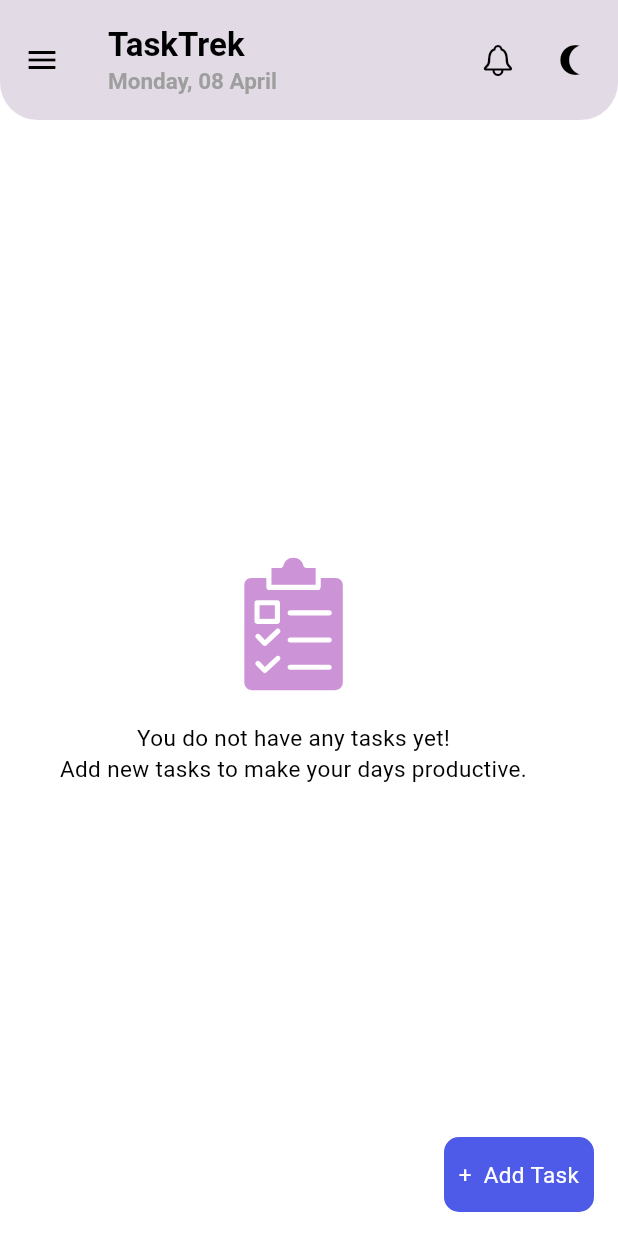
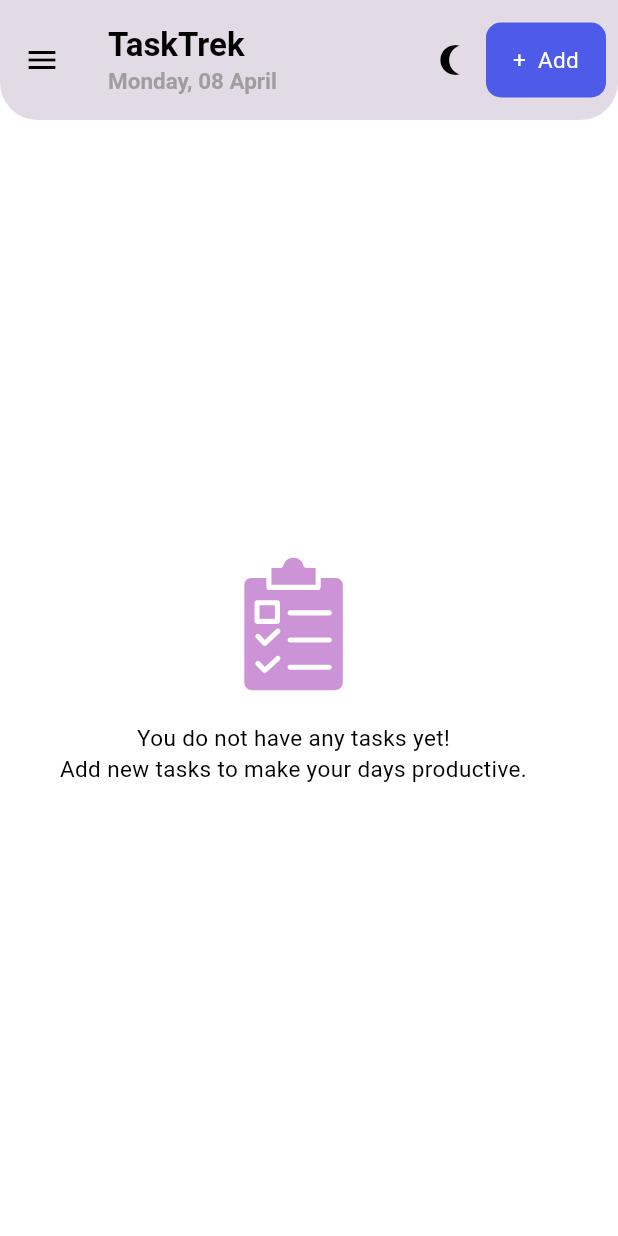
Before and after one commit to Rishivachhani2003/TaskTrek-To-do-list-and-reminder, a Flutter app: the HomeScreen screen opened directly, on a phone screen of 412 x 824 dp. Run offline on Flutter 3.47's test engine with Material 3 defaults, Android fonts, the phone set to English and light mode, and no system bars; our stand-ins replace cloud_firestore, dropdown_button2, firebase_auth, firebase_core, flutter_profile_picture, flutter_slidable and 6 more; accounts and stored records are empty; network calls fail.

Commit message:
ad intigrate comment

```diff
--- a/lib/consts/constants.dart
+++ b/lib/consts/constants.dart
@@ -1,12 +1,12 @@
 import 'package:flutter/material.dart';
-import 'package:flutter_local_notifications/flutter_local_notifications.dart';
+// import 'package:flutter_local_notifications/flutter_local_notifications.dart';
 import 'package:fluttertoast/fluttertoast.dart';
 
 const userCollection = "users";
 const todoCollection = "todo";
 
-final FlutterLocalNotificationsPlugin flutterLocalNotificationsPlugin =
-    FlutterLocalNotificationsPlugin();
+// final FlutterLocalNotificationsPlugin flutterLocalNotificationsPlugin =
+//     FlutterLocalNotificationsPlugin();
 
 bool notify = true;
 
--- a/lib/screens/home_screen.dart
+++ b/lib/screens/home_screen.dart
@@ -40,19 +40,20 @@ class _HomeScreenState extends State<HomeScreen> {
   void initState() {
     _bannerAd = BannerAd(
       size: AdSize.banner,
-      // adUnitId: 'ca-app-pub-6091503707312070/7924460505', //4 not deployed
-      // adUnitId: 'ca-app-pub-6091503707312070/2374758537',
-
+      //4 not deployed
+      // adUnitId: 'ca-app-pub-6091503707312070/7924460505',
       /// 3
-      adUnitId: 'ca-app-pub-6091503707312070/2143658399',
+      adUnitId: 'ca-app-pub-6091503707312070/2374758537',
 
       ///2
+      // adUnitId: 'ca-app-pub-6091503707312070/2143658399',
+
+      /// 1
       // adUnitId: 'ca-app-pub-6091503707312070/1559466355',
 
-      /// 1
+      /// test unit id
       // adUnitId: 'ca-app-pub-3940256099942544/9214589741',
 
-      /// test unit id
       listener: BannerAdListener(
         onAdLoaded: (ad) {
           setState(() {
@@ -62,7 +63,8 @@ class _HomeScreenState extends State<HomeScreen> {
         onAdFailedToLoad: (ad, error) {
           ad.dispose();
           isBannerLoaded = false;
-          toast(error.toString(), Get.isDarkMode);
+          print(error.toString());
+          // toast(error.toString(), Get.isDarkMode);
         },
       ),
       request: AdRequest(),
@@ -163,14 +165,8 @@ class _HomeScreenState extends State<HomeScreen> {
           Padding(
             padding: const EdgeInsets.all(8.0),
             child: Row(
+              mainAxisAlignment: MainAxisAlignment.spaceBetween,
               children: [
-                IconButton(
-                  onPressed: () {},
-                  icon: Icon(
-                    CupertinoIcons.bell,
-                    color: Get.isDarkMode ? Colors.white : Colors.black,
-                  ),
-                ),
                 IconButton(
                   onPressed: () {
                     ThemeServices().switchTheme();
@@ -181,6 +177,29 @@ class _HomeScreenState extends State<HomeScreen> {
                         : Icons.nightlight_round_outlined,
                     size: 24,
                     color: Get.isDarkMode ? Colors.white : Colors.black,
+                  ),
+                ),
+                GestureDetector(
+                  onTap: () {
+                    Navigator.push(context,
+                        MaterialPageRoute(builder: (c) => NewTaskScreen()));
+                  },
+                  child: Container(
+                    alignment: Alignment.center,
+                    width: 80,
+                    height: 50,
+                    decoration: BoxDecoration(
+                      borderRadius: BorderRadius.circular(10),
+                      color: Color(0xFF4e5ae8),
+                    ),
+                    child: Text(
+                      '+  Add',
+                      style: const TextStyle(
+                        color: Colors.white,
+                        fontSize: 15,
+                      ),
+                      textAlign: TextAlign.center,
+                    ),
                   ),
                 ),
               ],
@@ -244,6 +263,7 @@ class _HomeScreenState extends State<HomeScreen> {
             );
           } else {
             return Column(
+              mainAxisAlignment: MainAxisAlignment.spaceBetween,
               children: [
                 Expanded(
                   child: ListView.builder(
@@ -312,6 +332,7 @@ class _HomeScreenState extends State<HomeScreen> {
                         position: index,
                         duration: const Duration(milliseconds: 1375),
                         child: SlideAnimation(
+                          horizontalOffset: 300,
                           child: FadeInAnimation(
                             child: Padding(
                               padding: EdgeInsets.only(
@@ -321,7 +342,6 @@ class _HomeScreenState extends State<HomeScreen> {
                                   motion: StretchMotion(),
                                   children: [
                                     SlidableAction(
-                                      autoClose: false,
                                       onPressed: (context) async {
                                         final shouldDelete =
                                             await showDeleteNoteDialog(context);
@@ -485,17 +505,15 @@ class _HomeScreenState extends State<HomeScreen> {
                     },
                   ),
                 ),
-                // Expanded(
-                //   child: isBannerLoaded == true
-                //       ? Container(
-                //           height: _bannerAd!.size.height.toDouble(),
-                //           width: _bannerAd!.size.width.toDouble(),
-                //           child: AdWidget(
-                //             ad: _bannerAd!,
-                //           ),
-                //         )
-                //       : Container(),
-                // ),
+                isBannerLoaded == true
+                    ? Container(
+                        height: _bannerAd!.size.height.toDouble() * 2,
+                        width: _bannerAd!.size.width.toDouble(),
+                        child: AdWidget(
+                          ad: _bannerAd!,
+                        ),
+                      )
+                    : Container(),
               ],
             );
           }
@@ -505,33 +523,40 @@ class _HomeScreenState extends State<HomeScreen> {
       //     ? SizedBox(
       //         height: 80,
       //         child: AdWidget(
-      //           ad: bannerAd,
+      //           ad: _bannerAd!,
       //         ),
       //       )
-      //     : Container(),
-      floatingActionButton: GestureDetector(
-        onTap: () {
-          Navigator.push(
-              context, MaterialPageRoute(builder: (c) => NewTaskScreen()));
-        },
-        child: Container(
-          alignment: Alignment.center,
-          width: 100,
-          height: 50,
-          decoration: BoxDecoration(
-            borderRadius: BorderRadius.circular(10),
-            color: Color(0xFF4e5ae8),
-          ),
-          child: Text(
-            '+  Add Task',
-            style: const TextStyle(
-              color: Colors.white,
-              fontSize: 15,
-            ),
-            textAlign: TextAlign.center,
-          ),
-        ),
-      ),
+      // ? Container(
+      // height: _bannerAd!.size.height.toDouble(),
+      // width: _bannerAd!.size.width.toDouble(),
+      // child: AdWidget(
+      // ad: _bannerAd!,
+      // ),
+      // )
+      // : Container(),
+      // floatingActionButton: GestureDetector(
+      //   onTap: () {
+      //     Navigator.push(
+      //         context, MaterialPageRoute(builder: (c) => NewTaskScreen()));
+      //   },
+      //   child: Container(
+      //     alignment: Alignment.center,
+      //     width: 100,
+      //     height: 50,
+      //     decoration: BoxDecoration(
+      //       borderRadius: BorderRadius.circular(10),
+      //       color: Color(0xFF4e5ae8),
+      //     ),
+      //     child: Text(
+      //       '+  Add Task',
+      //       style: const TextStyle(
+      //         color: Colors.white,
+      //         fontSize: 15,
+      //       ),
+      //       textAlign: TextAlign.center,
+      //     ),
+      //   ),
+      // ),
     );
   }
 }
--- a/lib/screens/login_screen.dart
+++ b/lib/screens/login_screen.dart
@@ -254,10 +254,10 @@ class _LoginScreenState extends State<LoginScreen> {
                     Navigator.pushReplacement(context,
                         MaterialPageRoute(builder: (c) => RegisterView()));
                   },
-                  child: const Text(
+                  child: Text(
                     'Not registered yet? Register Here!',
                     style: TextStyle(
-                      color: Colors.black,
+                      color: Get.isDarkMode ? Colors.white : Colors.black,
                       fontWeight: FontWeight.w600,
                     ),
                   ),
```
Also changed, not shown: pubspec.yaml (+5 -2 lines), pubspec.lock, 1 other file.
